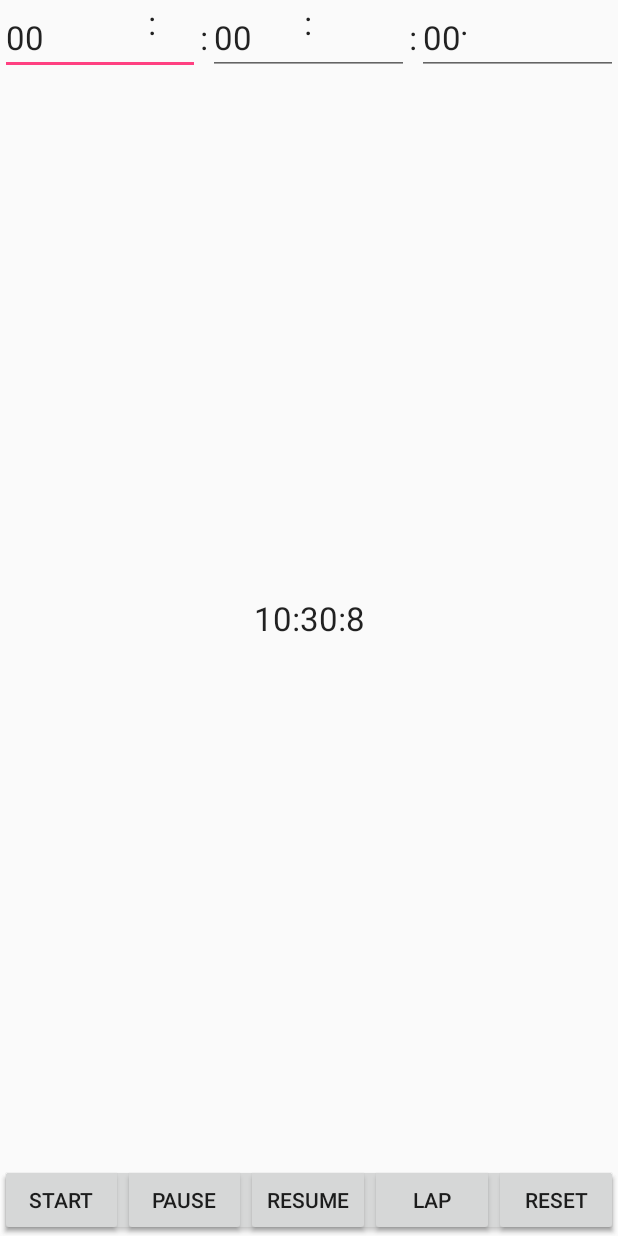
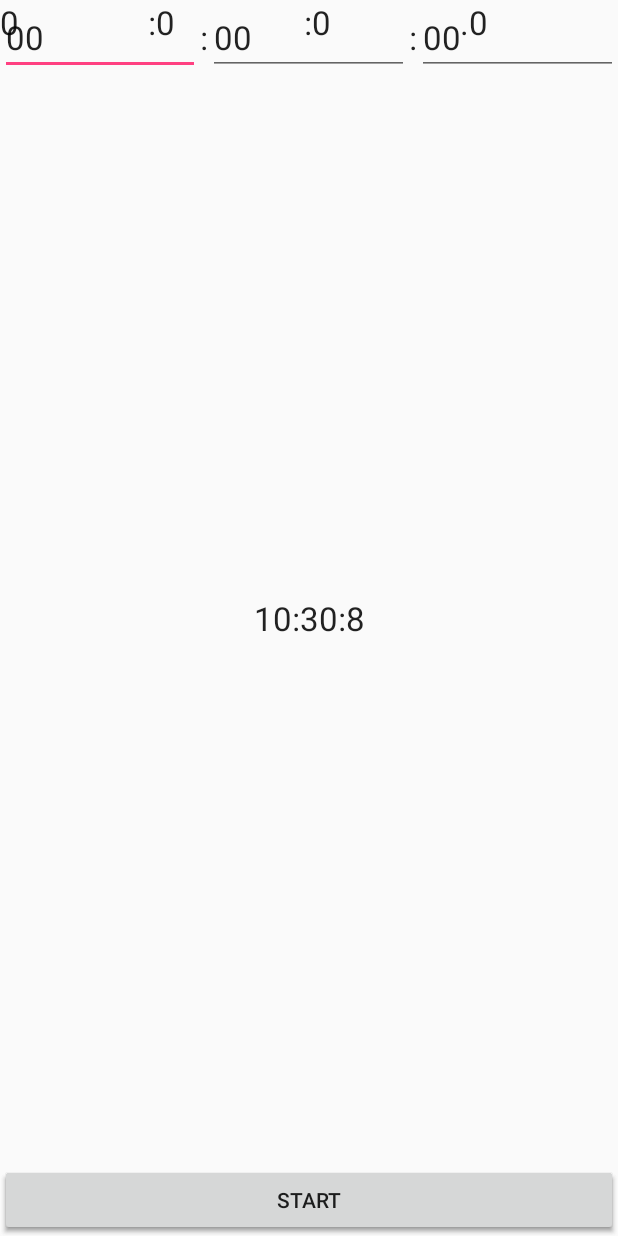
Before and after one commit to ZaleJ/JzlClock_Progect, an Android app: the screen it shows after launch (MainActivity), on a phone screen of 412 x 824 dp. Run offline under Robolectric (Android 15) with nearby library versions, the phone set to English and light mode, and no system bars.

```diff
--- a/app/src/main/java/com/jzlclock/jzl/jzlclock/StopWatchView.java
+++ b/app/src/main/java/com/jzlclock/jzl/jzlclock/StopWatchView.java
@@ -1,26 +1,168 @@
 package com.jzlclock.jzl.jzlclock;
 
+import java.util.Timer;
+import java.util.TimerTask;
+
 import android.content.Context;
+import android.os.Handler;
 import android.util.AttributeSet;
+import android.view.View;
+import android.widget.ArrayAdapter;
 import android.widget.Button;
 import android.widget.LinearLayout;
+import android.widget.ListView;
 import android.widget.TextView;
 
-/**
- * Created by Administrator on 2016/4/25 0025.
- */
-public class StopWatchView extends LinearLayout{
+public class StopWatchView extends LinearLayout {
 
-    public StopWatchView(Context context, AttributeSet attrs){
+    public StopWatchView(Context context, AttributeSet attrs) {
         super(context, attrs);
     }
 
     @Override
     protected void onFinishInflate() {
         super.onFinishInflate();
+
+        tvHour = (TextView) findViewById(R.id.timeHour);
+        tvHour.setText("0");
+        tvMin = (TextView) findViewById(R.id.timeMin);
+        tvMin.setText("0");
+        tvSec = (TextView) findViewById(R.id.timeSec);
+        tvSec.setText("0");
+        tvMSec = (TextView) findViewById(R.id.timeMSec);
+        tvMSec.setText("0");
+
+        btnLap = (Button) findViewById(R.id.btnSWLap);
+        btnLap.setOnClickListener(new View.OnClickListener() {
+
+            @Override
+            public void onClick(View v) {
+                adapter.insert(String.format("%d:%d:%d.%d", tenMSecs/100/60/60,tenMSecs/100/60%60,tenMSecs/100%60,tenMSecs%100), 0);
+            }
+        });
+        btnPause = (Button) findViewById(R.id.btnSWPause);
+        btnPause.setOnClickListener(new View.OnClickListener() {
+
+            @Override
+            public void onClick(View v) {
+
+                stopTimer();
+
+                btnPause.setVisibility(View.GONE);
+                btnResume.setVisibility(View.VISIBLE);
+                btnLap.setVisibility(View.GONE);
+                btnReset.setVisibility(View.VISIBLE);
+            }
+        });
+        btnReset = (Button) findViewById(R.id.btnSWReset);
+        btnReset.setOnClickListener(new View.OnClickListener() {
+
+            @Override
+            public void onClick(View v) {
+
+                stopTimer();
+                tenMSecs = 0;
+                adapter.clear();
+
+                btnLap.setVisibility(View.GONE);
+                btnPause.setVisibility(View.GONE);
+                btnReset.setVisibility(View.GONE);
+                btnResume.setVisibility(View.GONE);
+                btnStart.setVisibility(View.VISIBLE);
+            }
+        });
+        btnResume = (Button) findViewById(R.id.btnSWResume);
+        btnResume.setOnClickListener(new View.OnClickListener() {
+
+            @Override
+            public void onClick(View v) {
+
+                startTimer();
+                btnResume.setVisibility(View.GONE);
+                btnPause.setVisibility(View.VISIBLE);
+                btnReset.setVisibility(View.GONE);
+                btnLap.setVisibility(View.VISIBLE);
+            }
+        });
+        btnStart = (Button) findViewById(R.id.btnSWStart);
+        btnStart.setOnClickListener(new View.OnClickListener() {
+
+            @Override
+            public void onClick(View v) {
+                startTimer();
+
+                btnStart.setVisibility(View.GONE);
+                btnPause.setVisibility(View.VISIBLE);
+                btnLap.setVisibility(View.VISIBLE);
+            }
+        });
+        btnLap.setVisibility(View.GONE);
+        btnPause.setVisibility(View.GONE);
+        btnReset.setVisibility(View.GONE);
+        btnResume.setVisibility(View.GONE);
+
+        lvTimeList=(ListView) findViewById(R.id.lvWatchTimeList);
+        adapter = new ArrayAdapter<String>(getContext(), android.R.layout.simple_list_item_1);
+        lvTimeList.setAdapter(adapter);
+
+        showTimeTask = new TimerTask() {
+
+            @Override
+            public void run() {
+                hander.sendEmptyMessage(MSG_WHAT_SHOW_TIME);
+            }
+        };
+        timer.schedule(showTimeTask, 200, 200);
     }
 
-    private TextView tvHour, tvMin, tvSec, tvMSec;
-    private Button btnStart, btnPause, btnResume, btnLap, btnReset;
+    private void startTimer(){
+        if (timerTask==null) {
+            timerTask = new TimerTask() {
 
+                @Override
+                public void run() {
+                    tenMSecs++;
+                }
+            };
+            timer.schedule(timerTask, 10, 10);
+        }
+    }
+
+    private void stopTimer(){
+        if (timerTask!=null) {
+            timerTask.cancel();
+            timerTask=null;
+        }
+    }
+
+    private int tenMSecs = 0;
+    private Timer timer = new Timer();
+    private TimerTask timerTask = null;
+    private TimerTask showTimeTask = null;
+
+    private TextView tvHour,tvMin,tvSec,tvMSec;
+    private Button btnStart,btnResume,btnReset,btnPause,btnLap;
+    private ListView lvTimeList;
+    private ArrayAdapter<String> adapter;
+
+    private Handler hander = new Handler(){
+        public void handleMessage(android.os.Message msg) {
+            switch (msg.what) {
+                case MSG_WHAT_SHOW_TIME:
+                    tvHour.setText(tenMSecs/100/60/60+"");
+                    tvMin.setText(tenMSecs/100/60%60+"");
+                    tvSec.setText(tenMSecs/100%60+"");
+                    tvMSec.setText(tenMSecs%100+"");
+                    break;
+                default:
+                    break;
+            }
+        };
+    };
+
+    private static final int MSG_WHAT_SHOW_TIME = 1;
+
+    public void onDestory() {
+        timer.cancel();
+    }
 }
--- a/app/src/main/res/layout/activity_main.xml
+++ b/app/src/main/res/layout/activity_main.xml
@@ -194,7 +194,7 @@
                     </LinearLayout>
 
                     <ListView
-                        android:id="@+id/lvWatchTime"
+                        android:id="@+id/lvWatchTimeList"
                         android:layout_width="fill_parent"
                         android:layout_height="0dp"
                         android:layout_weight="1">
--- a/app/src/main/res/values/strings.xml
+++ b/app/src/main/res/values/strings.xml
@@ -4,7 +4,7 @@
     <string name="play_sound">Play Sound</string>
     <string name="start">Start</string>
     <string name="pause">Pause</string>
-    <string name="resume">Resume</string>
+    <string name="resume">Resum</string>
     <string name="reset">Reset</string>
     <string name="lap">Lap</string>
 </resources>
```
Also changed, not shown: app/src/main/java/com/jzlclock/jzl/jzlclock/MainActivity.java (+10 -0 lines).
